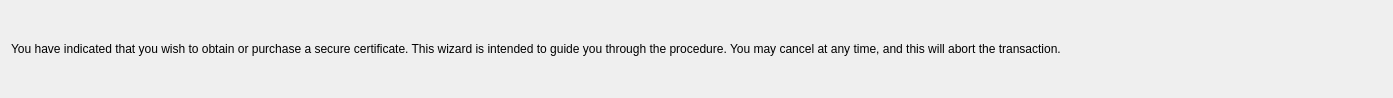
The window that kio/kssl/keygenwizard.ui (KDE/kdelibs) describes before a commit, drawn with Qt 5.
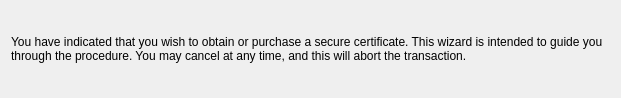
The same window after the commit.

Diff of the .ui file:
```diff
--- a/kio/kssl/keygenwizard.ui
+++ b/kio/kssl/keygenwizard.ui
@@ -8,7 +8,7 @@
    <rect>
     <x>0</x>
     <y>0</y>
-    <width>1393</width>
+    <width>621</width>
     <height>98</height>
    </rect>
   </property>
@@ -16,7 +16,19 @@
    <property name="margin" >
     <number>11</number>
    </property>
-   <property name="spacing" >
+   <property name="topMargin" >
+    <number>11</number>
+   </property>
+   <property name="rightMargin" >
+    <number>11</number>
+   </property>
+   <property name="bottomMargin" >
+    <number>11</number>
+   </property>
+   <property name="horizontalSpacing" >
+    <number>6</number>
+   </property>
+   <property name="verticalSpacing" >
     <number>6</number>
    </property>
    <item row="0" column="0" >
@@ -33,6 +45,9 @@
      <property name="alignment" >
       <set>Qt::AlignLeading|Qt::AlignLeft|Qt::AlignVCenter</set>
      </property>
+     <property name="wordWrap" >
+      <bool>true</bool>
+     </property>
     </widget>
    </item>
   </layout>
```
Left out of the diff: 4 changed lines with no effect on the pictures.
